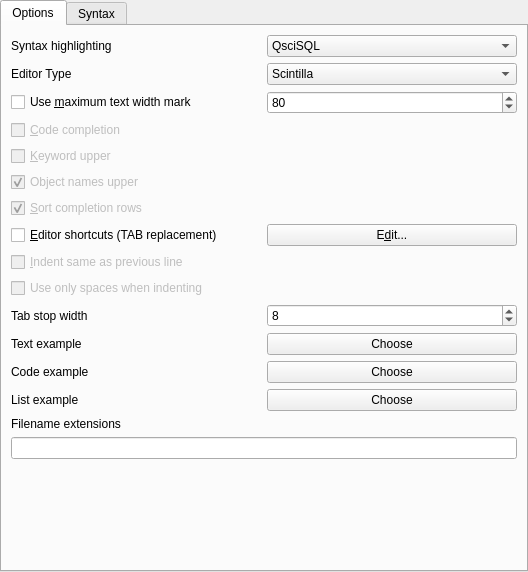
tora-tool/tora, file src/core/tosyntaxsetupui.ui: the form before one commit.
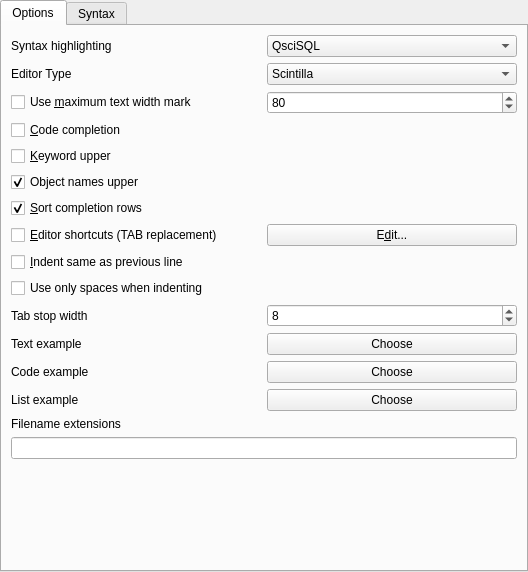
The form after the commit. Custom widgets are drawn as their Qt base class.

Diff of the .ui file:
```diff
--- a/src/core/tosyntaxsetupui.ui
+++ b/src/core/tosyntaxsetupui.ui
@@ -115,9 +115,6 @@
        </item>
        <item>
         <widget class="QCheckBox" name="CodeCompletionBool">
-         <property name="enabled">
-          <bool>false</bool>
-         </property>
          <property name="toolTip">
           <string>Activate code completion in SQL editors. Not recommended on slow connections.</string>
          </property>
@@ -128,9 +125,6 @@
        </item>
        <item>
         <widget class="QCheckBox" name="KeywordUpper">
-         <property name="enabled">
-          <bool>false</bool>
-         </property>
          <property name="toolTip">
           <string>Convert all keywords to uppercase when displayingsyntaxhighlighted text.  Only available for monospaced fonts.</string>
          </property>
@@ -141,9 +135,6 @@
        </item>
        <item>
         <widget class="QCheckBox" name="ObjectNamesUpper">
-         <property name="enabled">
-          <bool>false</bool>
-         </property>
          <property name="toolTip">
           <string>Table, view, column names etc. are extracted in upper-case</string>
          </property>
@@ -157,9 +148,6 @@
        </item>
        <item>
         <widget class="QCheckBox" name="CompletionSort">
-         <property name="enabled">
-          <bool>false</bool>
-         </property>
          <property name="toolTip">
           <string>Sort the available completion rows alphabetically or in the order the are.</string>
          </property>
@@ -191,9 +179,6 @@
        </item>
        <item>
         <widget class="QCheckBox" name="AutoIndentBool">
-         <property name="enabled">
-          <bool>false</bool>
-         </property>
          <property name="toolTip">
           <string>Indent a new line in an editor to the same column as the previous line</string>
          </property>
@@ -204,9 +189,6 @@
        </item>
        <item>
         <widget class="QCheckBox" name="UseSpacesForIndentBool">
-         <property name="enabled">
-          <bool>false</bool>
-         </property>
          <property name="toolTip">
           <string>If set the editor will insert spaces rather than tabs</string>
          </property>
```
